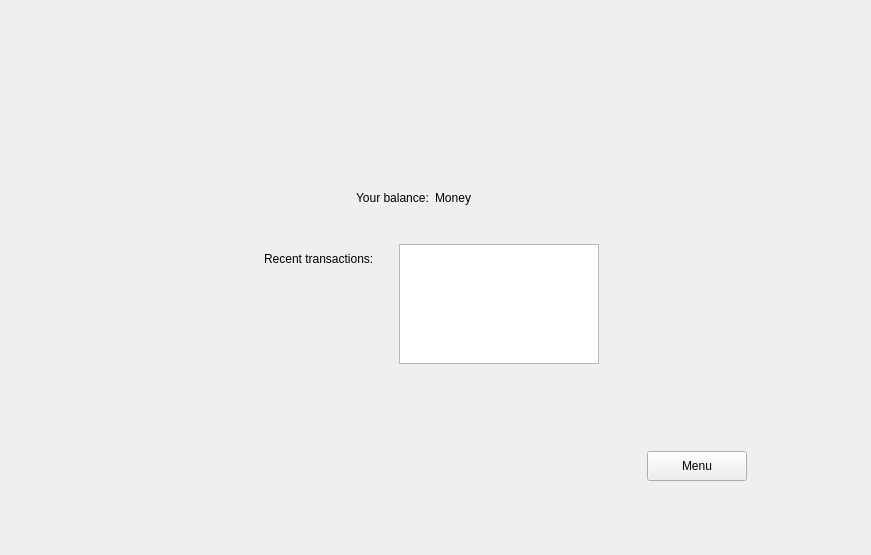
First picture: the form in frontend/forms/balance.ui, repository tvt23-pankkiprojekti/SPO_Group11, before the edit.
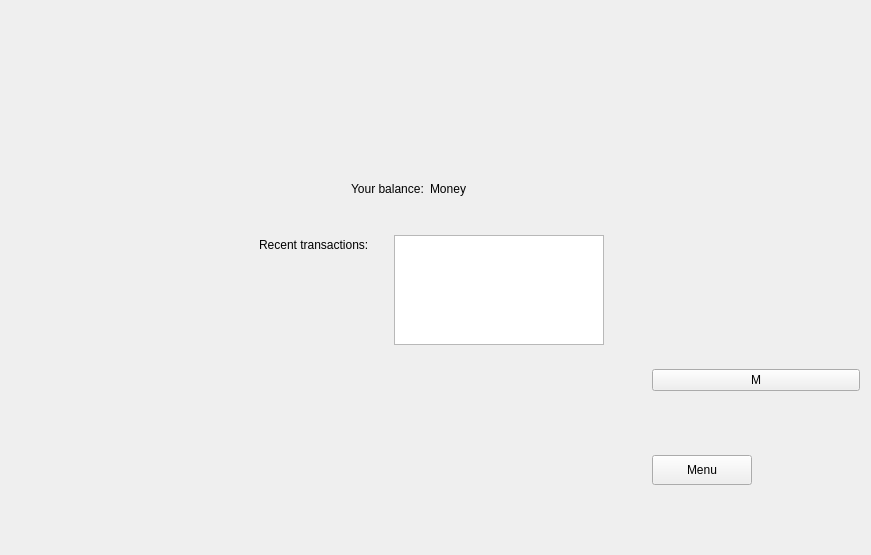
Second picture: the form after the edit.

Commit message: recent transactions and balance showing

```diff
--- a/frontend/forms/balance.ui
+++ b/frontend/forms/balance.ui
@@ -14,6 +14,19 @@
    <string>Form</string>
   </property>
   <layout class="QGridLayout" name="gridLayout">
+   <item row="4" column="1">
+    <spacer name="verticalSpacer_2">
+     <property name="orientation">
+      <enum>Qt::Vertical</enum>
+     </property>
+     <property name="sizeHint" stdset="0">
+      <size>
+       <width>20</width>
+       <height>40</height>
+      </size>
+     </property>
+    </spacer>
+   </item>
    <item row="2" column="0">
     <spacer name="horizontalSpacer">
      <property name="orientation">
@@ -155,7 +168,7 @@
        <property name="rightMargin">
         <number>2</number>
        </property>
-       <item row="0" column="7">
+       <item row="0" column="6">
         <spacer name="horizontalSpacer_5">
          <property name="orientation">
           <enum>Qt::Horizontal</enum>
@@ -168,28 +181,6 @@
          </property>
         </spacer>
        </item>
-       <item row="0" column="5">
-        <widget class="QTextBrowser" name="textBrowser">
-         <property name="sizePolicy">
-          <sizepolicy hsizetype="Minimum" vsizetype="Minimum">
-           <horstretch>0</horstretch>
-           <verstretch>0</verstretch>
-          </sizepolicy>
-         </property>
-         <property name="minimumSize">
-          <size>
-           <width>200</width>
-           <height>120</height>
-          </size>
-         </property>
-         <property name="maximumSize">
-          <size>
-           <width>200</width>
-           <height>120</height>
-          </size>
-         </property>
-        </widget>
-       </item>
        <item row="0" column="3">
         <spacer name="horizontalSpacer_6">
          <property name="orientation">
@@ -233,23 +224,20 @@
          </item>
         </layout>
        </item>
+       <item row="0" column="5">
+        <widget class="QTextEdit" name="textTransactions">
+         <property name="maximumSize">
+          <size>
+           <width>210</width>
+           <height>110</height>
+          </size>
+         </property>
+        </widget>
+       </item>
       </layout>
      </item>
     </layout>
    </item>
-   <item row="3" column="1">
-    <spacer name="verticalSpacer_2">
-     <property name="orientation">
-      <enum>Qt::Vertical</enum>
-     </property>
-     <property name="sizeHint" stdset="0">
-      <size>
-       <width>20</width>
-       <height>40</height>
-      </size>
-     </property>
-    </spacer>
-   </item>
    <item row="2" column="8">
     <spacer name="horizontalSpacer_2">
      <property name="orientation">
@@ -282,7 +270,7 @@
      </property>
     </spacer>
    </item>
-   <item row="3" column="8">
+   <item row="4" column="8">
     <widget class="QPushButton" name="btnMenu">
      <property name="maximumSize">
       <size>
@@ -295,6 +283,13 @@
      </property>
     </widget>
    </item>
+   <item row="3" column="8">
+    <widget class="QPushButton" name="pushButtonMenu">
+     <property name="text">
+      <string>M</string>
+     </property>
+    </widget>
+   </item>
   </layout>
  </widget>
  <resources/>
```
The commit also changes 2 other files.
